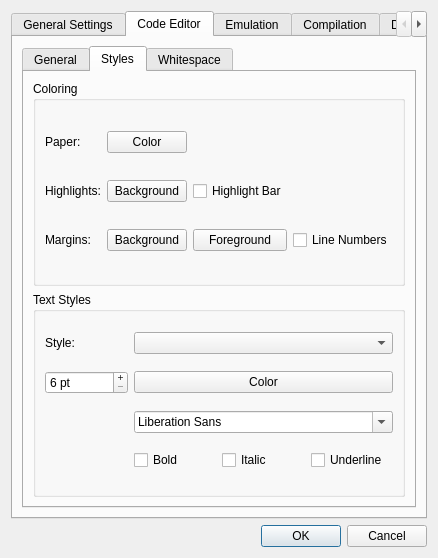
Above: environmentsettingsdialog.ui from christopherpow/nesicide before the change. Below: the same form after it.
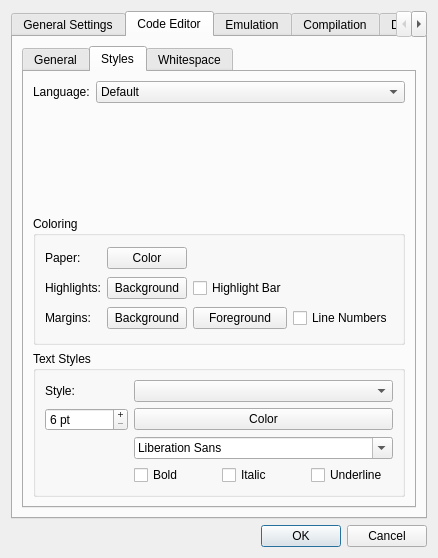
That is the form after the change. The open tabs and pages were chosen to show the change. Icons and pictures are not drawn.

Commit message: Adding C language styles to Environment Settings.  Setting lexer for C language files to built-in Scintilla CPP lexer which isn't great but it's a start.  Adding infrastructure (dock widget and model) for Code Profiler.

Diff of the .ui file:
```diff
--- a/environmentsettingsdialog.ui
+++ b/environmentsettingsdialog.ui
@@ -201,7 +201,7 @@
            <string>Styles</string>
           </attribute>
           <layout class="QGridLayout" name="gridLayout_10">
-           <item row="0" column="0" colspan="2">
+           <item row="2" column="0" colspan="3">
             <widget class="QGroupBox" name="groupBox">
              <property name="title">
               <string>Coloring</string>
@@ -273,7 +273,7 @@
              </layout>
             </widget>
            </item>
-           <item row="1" column="0" colspan="2">
+           <item row="3" column="0" colspan="3">
             <widget class="QGroupBox" name="groupBox_12">
              <property name="title">
               <string>Text Styles</string>
@@ -308,7 +308,14 @@
                </widget>
               </item>
               <item row="1" column="1" colspan="3">
-               <widget class="QComboBox" name="styleName"/>
+               <widget class="QComboBox" name="styleName">
+                <property name="currentIndex">
+                 <number>-1</number>
+                </property>
+                <property name="maxVisibleItems">
+                 <number>200</number>
+                </property>
+               </widget>
               </item>
               <item row="2" column="1" colspan="3">
                <widget class="QPushButton" name="styleColor">
@@ -339,6 +346,36 @@
              </layout>
             </widget>
            </item>
+           <item row="0" column="0" colspan="3">
+            <layout class="QFormLayout" name="formLayout_4">
+             <item row="0" column="0">
+              <widget class="QLabel" name="label_8">
+               <property name="text">
+                <string>Language:</string>
+               </property>
+              </widget>
+             </item>
+             <item row="0" column="1">
+              <widget class="QComboBox" name="language">
+               <item>
+                <property name="text">
+                 <string>Default</string>
+                </property>
+               </item>
+               <item>
+                <property name="text">
+                 <string>Assembly</string>
+                </property>
+               </item>
+               <item>
+                <property name="text">
+                 <string>C</string>
+                </property>
+               </item>
+              </widget>
+             </item>
+            </layout>
+           </item>
           </layout>
          </widget>
          <widget class="QWidget" name="whitespace">
```
Left out of the diff: 4 changed lines with no effect on the pictures. The commit also changes 17 other files.
